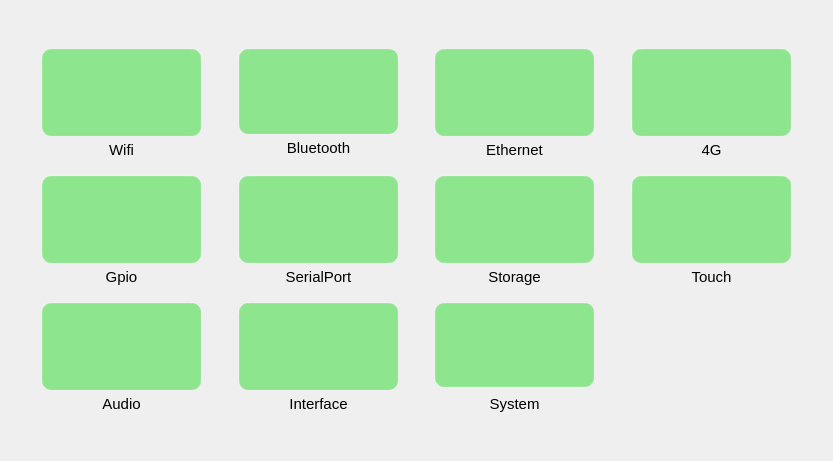
Qt form mainwindow.ui (jizizihe/baijie_demo) before a commit.
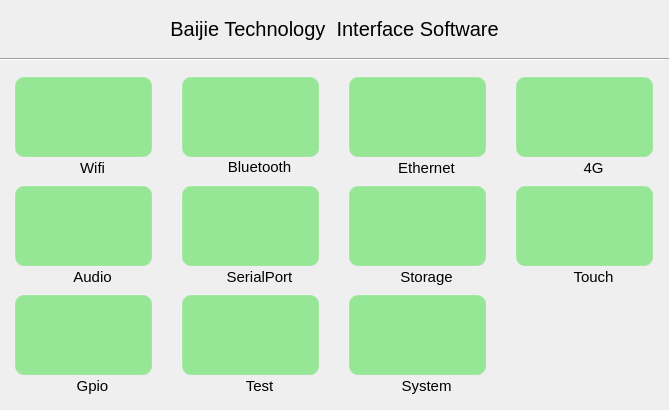
The same form after that commit. Icons and pictures are not drawn.

Commit message: func: 1.chang button style in gpio       2.refresh when open and close button in wifi,bluetooth,ethernet and 4g       3.add set  gateway and subnet mask in ethernet       4.add display 4g status in 4g       5.optimize copy,cut,delete,safe exit in storage       6.add the judgment that the serial port is occupied

```diff
--- a/mainwindow.ui
+++ b/mainwindow.ui
@@ -6,8 +6,8 @@
    <rect>
     <x>0</x>
     <y>0</y>
-    <width>833</width>
-    <height>461</height>
+    <width>669</width>
+    <height>410</height>
    </rect>
   </property>
   <property name="sizePolicy">
@@ -37,7 +37,7 @@
 }
 /****************按钮部件*******************/
 QPushButton{
-     background-color: rgba(100, 225, 100, 180);/*背景色*/
+     background-color: rgba(100, 225, 100, 165);/*背景色*/
      border-style: outset; /*边框样式*/
      border-width:  2px;  /*边框宽度为4像素*/
      border-radius: 10px; /*边框圆角半径*/
@@ -74,10 +74,7 @@
 </string>
   </property>
   <widget class="QWidget" name="centralWidget">
-   <layout class="QVBoxLayout" name="verticalLayout" stretch="3,7,1,7,1,7,3">
-    <property name="spacing">
-     <number>0</number>
-    </property>
+   <layout class="QGridLayout" name="gridLayout_12" rowstretch="1,0,6">
     <property name="leftMargin">
      <number>0</number>
     </property>
@@ -88,6 +85,47 @@
      <number>0</number>
     </property>
     <property name="bottomMargin">
+     <number>0</number>
+    </property>
+    <property name="spacing">
+     <number>0</number>
+    </property>
+    <item row="0" column="0">
+     <layout class="QHBoxLayout" name="horizontalLayout_16" stretch="11">
+      <property name="spacing">
+       <number>0</number>
+      </property>
+      <item>
+       <widget class="QLabel" name="label">
+        <property name="font">
+         <font>
+          <family>Ubuntu</family>
+          <pointsize>15</pointsize>
+          <weight>50</weight>
+          <italic>false</italic>
+          <bold>false</bold>
+          <underline>false</underline>
+          <strikeout>false</strikeout>
+          <stylestrategy>PreferDefault</stylestrategy>
+          <kerning>true</kerning>
+         </font>
+        </property>
+        <property name="styleSheet">
+         <string notr="true"/>
+        </property>
+        <property name="text">
+         <string>Baijie Technology  Interface Software</string>
+        </property>
+        <property name="alignment">
+         <set>Qt::AlignCenter</set>
+        </property>
+       </widget>
+      </item>
+     </layout>
+    </item>
+    <item row="2" column="0">
+     <layout class="QVBoxLayout" name="verticalLayout" stretch="2,14,1,14,1,14,2">
+      <property name="spacing">
      <number>0</number>
     </property>
     <item>
@@ -152,7 +190,7 @@
           <number>0</number>
          </property>
          <property name="verticalSpacing">
-          <number>2</number>
+            <number>1</number>
          </property>
          <item row="0" column="0">
           <layout class="QHBoxLayout" name="horizontalLayout_2">
@@ -160,16 +198,16 @@
             <number>0</number>
            </property>
            <property name="leftMargin">
-            <number>12</number>
+              <number>14</number>
            </property>
            <property name="topMargin">
             <number>0</number>
            </property>
            <property name="rightMargin">
-            <number>12</number>
+              <number>14</number>
            </property>
            <property name="bottomMargin">
-            <number>2</number>
+              <number>0</number>
            </property>
            <item>
             <widget class="QPushButton" name="wifi">
@@ -285,30 +323,27 @@
           <number>0</number>
          </property>
          <property name="bottomMargin">
-          <number>2</number>
-         </property>
-         <property name="horizontalSpacing">
+            <number>1</number>
+           </property>
+           <property name="spacing">
           <number>0</number>
          </property>
-         <property name="verticalSpacing">
-          <number>2</number>
-         </property>
          <item row="0" column="0">
           <layout class="QHBoxLayout" name="horizontalLayout_5">
            <property name="spacing">
             <number>0</number>
            </property>
            <property name="leftMargin">
-            <number>12</number>
+              <number>14</number>
            </property>
            <property name="topMargin">
             <number>0</number>
            </property>
            <property name="rightMargin">
-            <number>12</number>
+              <number>14</number>
            </property>
            <property name="bottomMargin">
-            <number>2</number>
+              <number>0</number>
            </property>
            <item>
             <widget class="QPushButton" name="bluetooth">
@@ -430,7 +465,7 @@
           <number>0</number>
          </property>
          <property name="verticalSpacing">
-          <number>2</number>
+            <number>1</number>
          </property>
          <item row="0" column="0">
           <layout class="QHBoxLayout" name="horizontalLayout_3">
@@ -438,16 +473,16 @@
             <number>0</number>
            </property>
            <property name="leftMargin">
-            <number>12</number>
+              <number>14</number>
            </property>
            <property name="topMargin">
             <number>0</number>
            </property>
            <property name="rightMargin">
-            <number>12</number>
+              <number>14</number>
            </property>
            <property name="bottomMargin">
-            <number>2</number>
+              <number>0</number>
            </property>
            <item>
             <widget class="QPushButton" name="ethernet">
@@ -569,7 +604,7 @@
           <number>0</number>
          </property>
          <property name="verticalSpacing">
-          <number>2</number>
+            <number>1</number>
          </property>
          <item row="0" column="0">
           <layout class="QHBoxLayout" name="horizontalLayout_4">
@@ -577,16 +612,16 @@
             <number>0</number>
            </property>
            <property name="leftMargin">
-            <number>12</number>
+              <number>14</number>
            </property>
            <property name="topMargin">
             <number>0</number>
            </property>
            <property name="rightMargin">
-            <number>12</number>
+              <number>14</number>
            </property>
            <property name="bottomMargin">
-            <number>2</number>
+              <number>0</number>
            </property>
            <item>
             <widget class="QPushButton" name="sim_module">
@@ -749,7 +784,7 @@
           <number>0</number>
          </property>
          <property name="verticalSpacing">
-          <number>2</number>
+            <number>1</number>
          </property>
          <item row="0" column="0">
           <layout class="QHBoxLayout" name="horizontalLayout_7">
@@ -757,19 +792,19 @@
             <number>0</number>
            </property>
            <property name="leftMargin">
-            <number>12</number>
+              <number>14</number>
            </property>
            <property name="topMargin">
             <number>0</number>
            </property>
            <property name="rightMargin">
-            <number>12</number>
+              <number>14</number>
            </property>
            <property name="bottomMargin">
-            <number>2</number>
+              <number>0</number>
            </property>
            <item>
-            <widget class="QPushButton" name="gpio">
+              <widget class="QPushButton" name="vf">
              <property name="sizePolicy">
               <sizepolicy hsizetype="Minimum" vsizetype="Minimum">
                <horstretch>0</horstretch>
@@ -809,7 +844,7 @@
           </layout>
          </item>
          <item row="1" column="0">
-          <widget class="QLabel" name="label_5">
+            <widget class="QLabel" name="label_4">
            <property name="sizePolicy">
             <sizepolicy hsizetype="Minimum" vsizetype="Fixed">
              <horstretch>0</horstretch>
@@ -822,19 +857,13 @@
              <height>0</height>
             </size>
            </property>
-           <property name="maximumSize">
-            <size>
-             <width>16777215</width>
-             <height>16777215</height>
-            </size>
-           </property>
            <property name="font">
             <font>
              <pointsize>11</pointsize>
             </font>
            </property>
            <property name="text">
-            <string>Gpio</string>
+              <string>Audio</string>
            </property>
            <property name="alignment">
             <set>Qt::AlignCenter</set>
@@ -894,7 +923,7 @@
           <number>0</number>
          </property>
          <property name="verticalSpacing">
-          <number>2</number>
+            <number>1</number>
          </property>
          <item row="0" column="0">
           <layout class="QHBoxLayout" name="horizontalLayout_8">
@@ -902,16 +931,16 @@
             <number>0</number>
            </property>
            <property name="leftMargin">
-            <number>12</number>
+              <number>14</number>
            </property>
            <property name="topMargin">
             <number>0</number>
            </property>
            <property name="rightMargin">
-            <number>12</number>
+              <number>14</number>
            </property>
            <property name="bottomMargin">
-            <number>2</number>
+              <number>0</number>
            </property>
            <item>
             <widget class="QPushButton" name="serialport">
@@ -1039,7 +1068,7 @@
           <number>0</number>
          </property>
          <property name="verticalSpacing">
-          <number>2</number>
+            <number>1</number>
          </property>
          <item row="0" column="0">
           <layout class="QHBoxLayout" name="horizontalLayout">
@@ -1047,16 +1076,16 @@
             <number>0</number>
            </property>
            <property name="leftMargin">
-            <number>12</number>
+              <number>14</number>
            </property>
            <property name="topMargin">
             <number>0</number>
            </property>
            <property name="rightMargin">
-            <number>12</number>
+              <number>14</number>
            </property>
            <property name="bottomMargin">
-            <number>2</number>
+              <number>0</number>
            </property>
            <item>
             <widget class="QPushButton" name="udev">
@@ -1184,7 +1213,7 @@
           <number>0</number>
          </property>
          <property name="verticalSpacing">
-          <number>2</number>
+            <number>1</number>
          </property>
          <item row="0" column="0">
           <layout class="QHBoxLayout" name="horizontalLayout_6">
@@ -1192,16 +1221,16 @@
             <number>0</number>
            </property>
            <property name="leftMargin">
-            <number>12</number>
+              <number>14</number>
            </property>
            <property name="topMargin">
             <number>0</number>
            </property>
            <property name="rightMargin">
-            <number>12</number>
+              <number>14</number>
            </property>
            <property name="bottomMargin">
-            <number>2</number>
+              <number>0</number>
            </property>
            <item>
             <widget class="QPushButton" name="touchca">
@@ -1312,6 +1341,9 @@
       <property name="spacing">
        <number>0</number>
       </property>
+        <property name="bottomMargin">
+         <number>0</number>
+        </property>
       <item>
        <spacer name="horizontalSpacer_11">
         <property name="orientation">
@@ -1362,7 +1394,7 @@
           <number>0</number>
          </property>
          <property name="verticalSpacing">
-          <number>2</number>
+            <number>1</number>
          </property>
          <item row="0" column="0">
           <layout class="QHBoxLayout" name="horizontalLayout_9">
@@ -1370,19 +1402,19 @@
             <number>0</number>
            </property>
            <property name="leftMargin">
-            <number>12</number>
+              <number>14</number>
            </property>
            <property name="topMargin">
             <number>0</number>
            </property>
            <property name="rightMargin">
-            <number>12</number>
+              <number>14</number>
            </property>
            <property name="bottomMargin">
-            <number>2</number>
+              <number>0</number>
            </property>
            <item>
-            <widget class="QPushButton" name="vf">
+              <widget class="QPushButton" name="gpio">
              <property name="sizePolicy">
               <sizepolicy hsizetype="Minimum" vsizetype="Minimum">
                <horstretch>0</horstretch>
@@ -1421,8 +1453,8 @@
            </item>
           </layout>
          </item>
-         <item row="1" column="0">
-          <widget class="QLabel" name="label_4">
+           <item row="2" column="0">
+            <widget class="QLabel" name="label_5">
            <property name="sizePolicy">
             <sizepolicy hsizetype="Minimum" vsizetype="Fixed">
              <horstretch>0</horstretch>
@@ -1435,13 +1467,19 @@
              <height>0</height>
             </size>
            </property>
+             <property name="maximumSize">
+              <size>
+               <width>16777215</width>
+               <height>16777215</height>
+              </size>
+             </property>
            <property name="font">
             <font>
              <pointsize>11</pointsize>
             </font>
            </property>
            <property name="text">
-            <string>Audio</string>
+              <string>Gpio</string>
            </property>
            <property name="alignment">
             <set>Qt::AlignCenter</set>
@@ -1501,7 +1539,7 @@
           <number>0</number>
          </property>
          <property name="verticalSpacing">
-          <number>2</number>
+            <number>1</number>
          </property>
          <item row="0" column="0">
           <layout class="QHBoxLayout" name="horizontalLayout_10">
@@ -1509,16 +1547,16 @@
             <number>0</number>
            </property>
            <property name="leftMargin">
-            <number>12</number>
+              <number>14</number>
            </property>
            <property name="topMargin">
             <number>0</number>
            </property>
            <property name="rightMargin">
-            <number>12</number>
+              <number>14</number>
            </property>
            <property name="bottomMargin">
-            <number>2</number>
+              <number>0</number>
            </property>
            <item>
             <widget class="QPushButton" name="alltest">
@@ -1580,7 +1618,7 @@
             </font>
            </property>
            <property name="text">
-            <string>Interface</string>
+              <string>Test</string>
            </property>
            <property name="alignment">
             <set>Qt::AlignCenter</set>
@@ -1640,7 +1678,7 @@
           <number>0</number>
          </property>
          <property name="verticalSpacing">
-          <number>5</number>
+            <number>1</number>
          </property>
          <item row="0" column="0">
           <layout class="QHBoxLayout" name="horizontalLayout_11">
@@ -1648,16 +1686,16 @@
             <number>0</number>
            </property>
            <property name="leftMargin">
-            <number>12</number>
+              <number>14</number>
            </property>
            <property name="topMargin">
             <number>0</number>
            </property>
            <property name="rightMargin">
-            <number>12</number>
+              <number>14</number>
            </property>
            <property name="bottomMargin">
-            <number>2</number>
+              <number>0</number>
            </property>
            <item>
             <widget class="QPushButton" name="system">
@@ -1788,6 +1826,15 @@
      </spacer>
     </item>
    </layout>
+    </item>
+    <item row="1" column="0">
+     <widget class="Line" name="line">
+      <property name="orientation">
+       <enum>Qt::Horizontal</enum>
+      </property>
+     </widget>
+    </item>
+   </layout>
   </widget>
   <widget class="QMenuBar" name="menuBar">
    <property name="geometry">
```
Left out of the diff: 6 changed lines with no effect on the pictures. Lines whose indentation alone changed are shown as unchanged. The commit also changes 103 other files.
